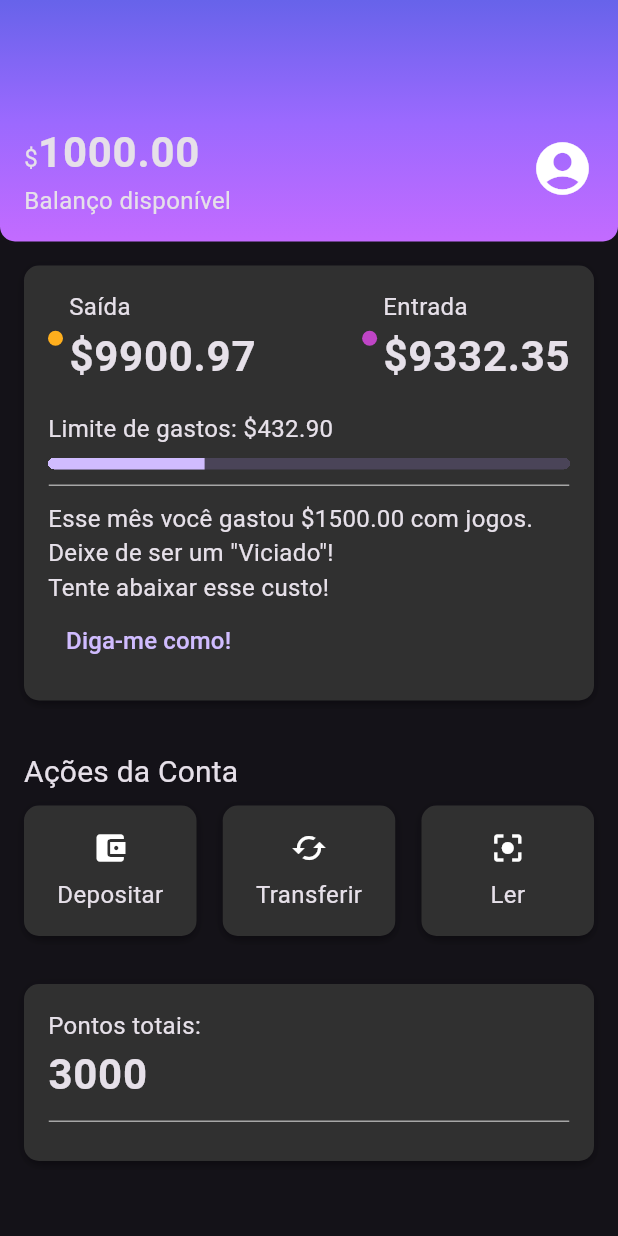
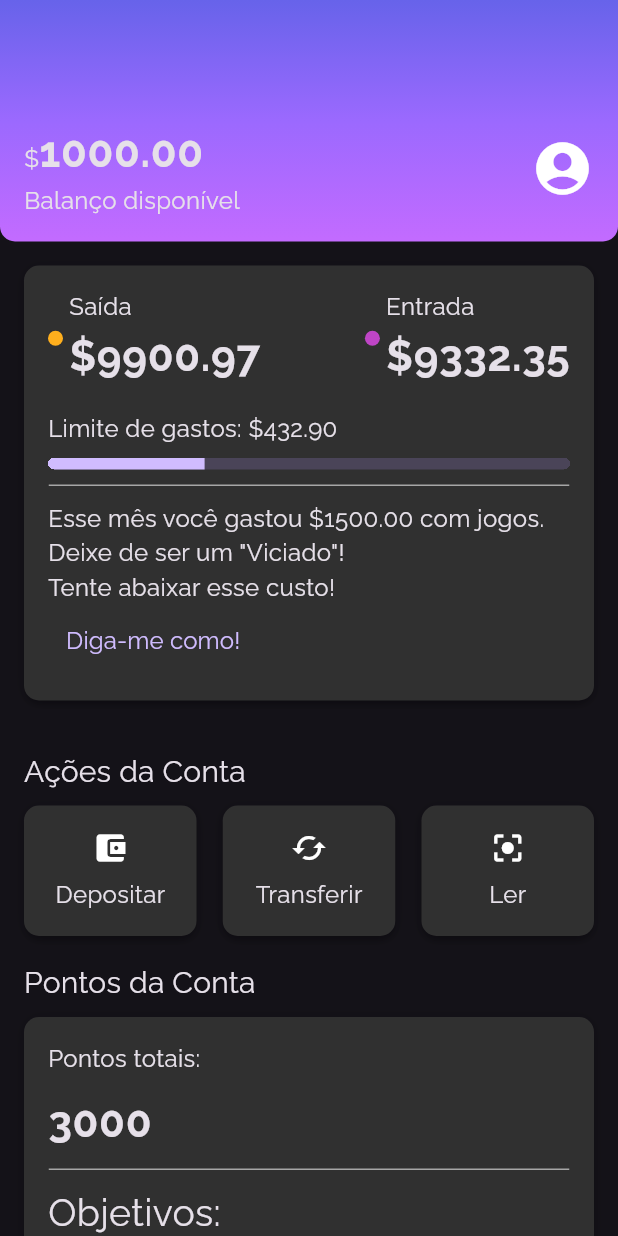
Before and after one commit to edvaldo-65/alubank, a Flutter app: the screen it shows after launch, on a phone screen of 412 x 824 dp. Run offline on Flutter 3.47's test engine with Material 3 defaults, Android fonts, the phone set to English and light mode, and no system bars.

Commit message:
✨ :sparkles: 	feat - Create cards Account Points Content and changing the font to Raleway.

```diff
--- a/lib/components/sections/account_points.dart
+++ b/lib/components/sections/account_points.dart
@@ -1,7 +1,8 @@
 import 'package:alubank/components/box_card.dart';
-import 'package:flutter/cupertino.dart';
 import 'package:flutter/material.dart';
 
+import '../../themes/themes_colors.dart';
+import '../color_dot.dart';
 import '../content_division.dart';
 
 class AccountPoints extends StatelessWidget {
@@ -9,27 +10,74 @@ class AccountPoints extends StatelessWidget {
 
   @override
   Widget build(BuildContext context) {
-    return const Padding(padding: EdgeInsets.all(16),
-      child: BoxCard(boxContent: _AccountPoints()),
+    return Column(
+      crossAxisAlignment: CrossAxisAlignment.start,
+      children: [
+        Padding(padding: const EdgeInsets.only(left: 16, bottom: 8),
+            child: Text('Pontos da Conta',
+              style: Theme.of(context).textTheme.titleMedium,
+            )
+        ),
+    Padding(
+      padding: const EdgeInsets.only(left: 16.0, right: 16),
+      child: BoxCard(boxContent: _AccountPointsContent()),
+    ),
+
+      ],
     );
     }
 }
 
-class _AccountPoints extends StatelessWidget {
-  const _AccountPoints({super.key});
+class _AccountPointsContent extends StatelessWidget {
+  const _AccountPointsContent({super.key});
 
   @override
   Widget build(BuildContext context) {
-    return Column(
+    return Container(
+      alignment: Alignment.centerLeft,
+      child: Column(
         crossAxisAlignment: CrossAxisAlignment.start,
         children: [
-        Text('Pontos totais:'),
+          Padding(
+            padding: const EdgeInsets.only(bottom: 10.0),
+            child: Text('Pontos totais:'),
+          ),
           Text('3000', style: Theme.of(context).textTheme.bodyLarge,),
           Padding(
             padding: const EdgeInsets.only(top: 10.0, bottom: 10.0),
             child: ContentDivision(),
           ),
+          Text('Objetivos:', style: TextStyle(fontSize: 25),),
+          Row(
+            mainAxisAlignment: MainAxisAlignment.spaceBetween,
+            children: [
+              Row
+                (children: [
+                Padding(
+                  padding: const EdgeInsets.only(top: 10.0, bottom: 10.0, right: 4.0),
+                  child: ColorDot(color: ThemeColors.recentActivity['delivery']),
+                ),
+                  Text('Entrega grátis: 15000pts.'),
+              ],),
+
             ],
+          ),
+          Row(
+            mainAxisAlignment: MainAxisAlignment.spaceBetween,
+            children: [
+              Row
+                (children: [
+                Padding(
+                  padding: const EdgeInsets.only(top: 10.0, bottom: 10.0, right: 4.0),
+                  child: ColorDot(color: ThemeColors.recentActivity['streaming']),
+                ),
+                Text('1 Mês de streaming: 30000 pontos.'),
+              ],),
+
+            ],
+          ),
+        ],
+      ),
     );
   }
 }
--- a/lib/themes/my_theme.dart
+++ b/lib/themes/my_theme.dart
@@ -5,6 +5,7 @@ ThemeData MyTheme = ThemeData(
   primarySwatch: ThemeColors.primaryColor,
   primaryColor: ThemeColors.primaryColor,
   brightness: Brightness.dark,
+  fontFamily: 'Raleway',
   textTheme: TextTheme(
     bodyMedium: TextStyle(fontSize: 16),
     bodyLarge: TextStyle(fontSize: 28, fontWeight: FontWeight.bold),
--- a/lib/themes/themes_colors.dart
+++ b/lib/themes/themes_colors.dart
@@ -10,6 +10,8 @@ class ThemeColors{
   static const recentActivity = {
     'spent': Color.fromRGBO(255, 175, 29, 1.0),
     'income': Color.fromRGBO(191, 69, 198, 1.0),
+    'delivery' : Color.fromRGBO(251, 0, 110, 1.0),
+    'streaming' : Color.fromRGBO(68, 78, 190, 1.0),
   };
   static const division = Color.fromRGBO(166, 166, 166, 1.0);
 }
```
Also changed, not shown: pubspec.yaml (+7 -0 lines), fonts/Raleway-Bold.ttf (added), fonts/Raleway-Regular.ttf (added). Lines whose indentation alone changed are shown as unchanged.
